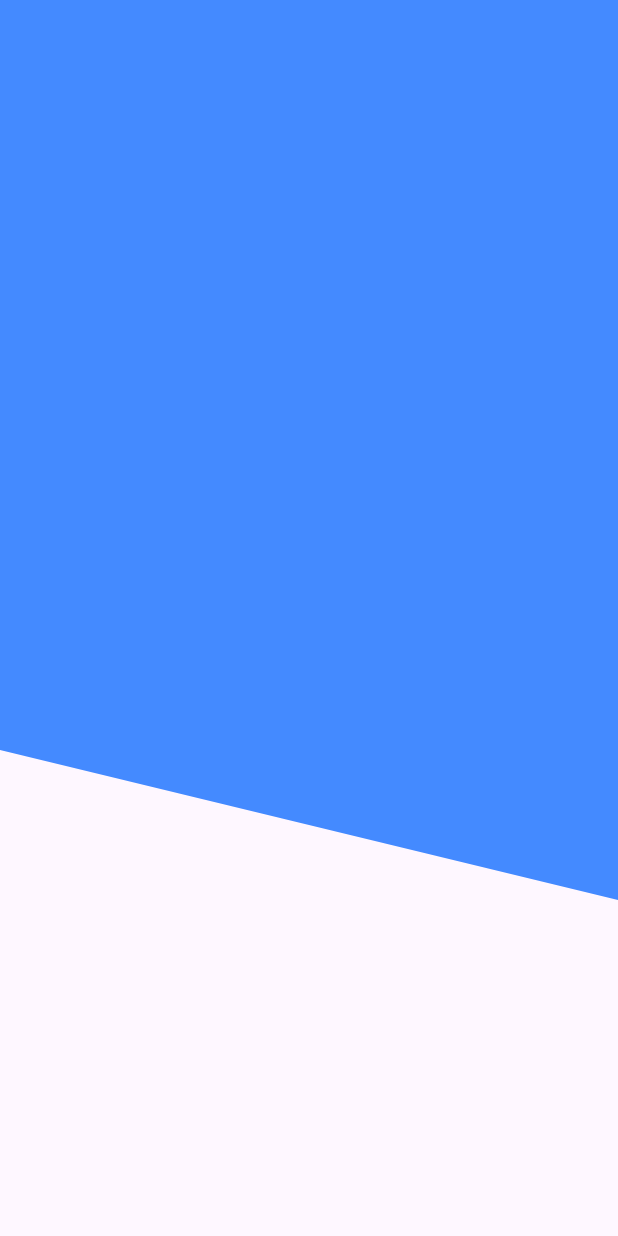
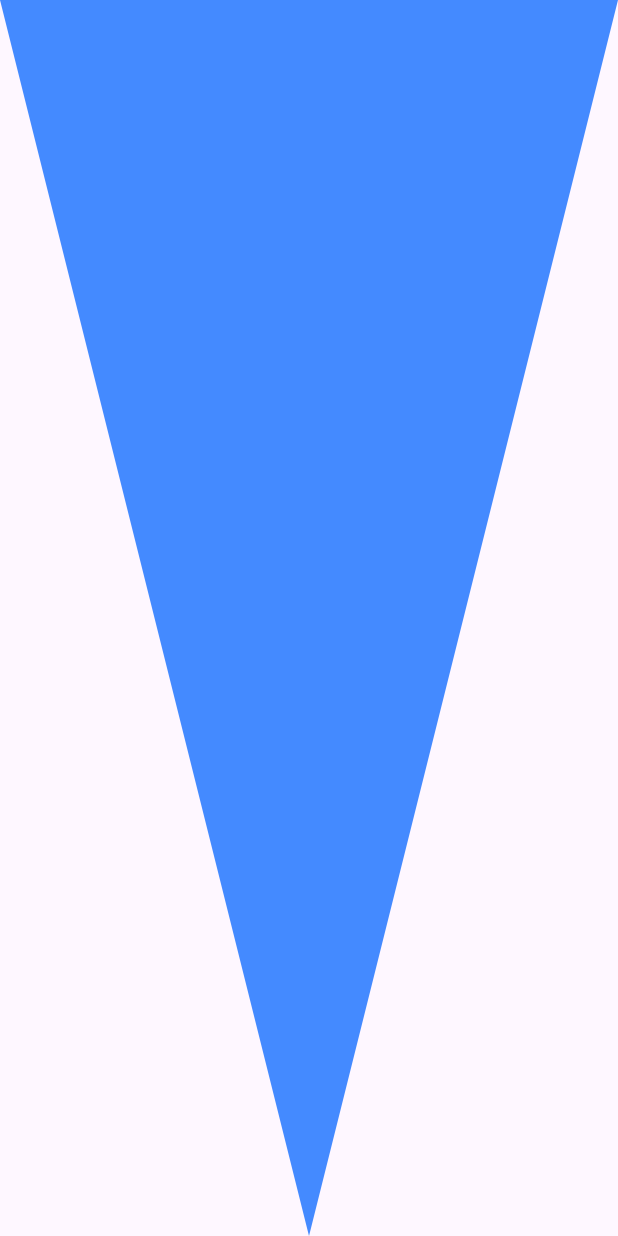
Before and after one commit to NahuelBenitez/Background_headers_flutter, a Flutter app: the screen it shows after launch, on a phone screen of 412 x 824 dp. Run offline on Flutter 3.47's test engine with Material 3 defaults, Android fonts, the phone set to English and light mode, and no system bars.

Commit message:
header trinagulo

```diff
--- a/lib/src/pages/headers_page.dart
+++ b/lib/src/pages/headers_page.dart
@@ -6,7 +6,7 @@ class HeadersPage extends StatelessWidget {
   @override
   Widget build(BuildContext context) {
     return Scaffold(
-      body: HeaderDiagonal()
+      body: HeaderTriangular()
       // Center(
       //   child: Text("hola mundo"),
       // ),
--- a/lib/src/pages/widgets/headers.dart
+++ b/lib/src/pages/widgets/headers.dart
@@ -63,3 +63,34 @@ class DiagonalClipper extends CustomClipper<Path> {
   @override
   bool shouldReclip(CustomClipper<Path> oldClipper) => false;
 }
+
+
+class HeaderTriangular extends StatelessWidget {
+  const HeaderTriangular({super.key});
+
+  @override
+  Widget build(BuildContext context) {
+    return ClipPath(
+      clipper: TriangleClipper(),
+      child: Container(
+        height: 900,
+        color: Colors.blueAccent,
+      ),
+    );
+  }
+}
+
+class TriangleClipper extends CustomClipper<Path> {
+  @override
+  Path getClip(Size size) {
+    Path path = Path();
+    path.lineTo(size.width / 2, size.height); // punta del triángulo en el centro abajo
+    path.lineTo(size.width, 0); // top-right
+    path.close(); // cierra al punto (0,0)
+
+    return path;
+  }
+
+  @override
+  bool shouldReclip(CustomClipper<Path> oldClipper) => false;
+}
```
